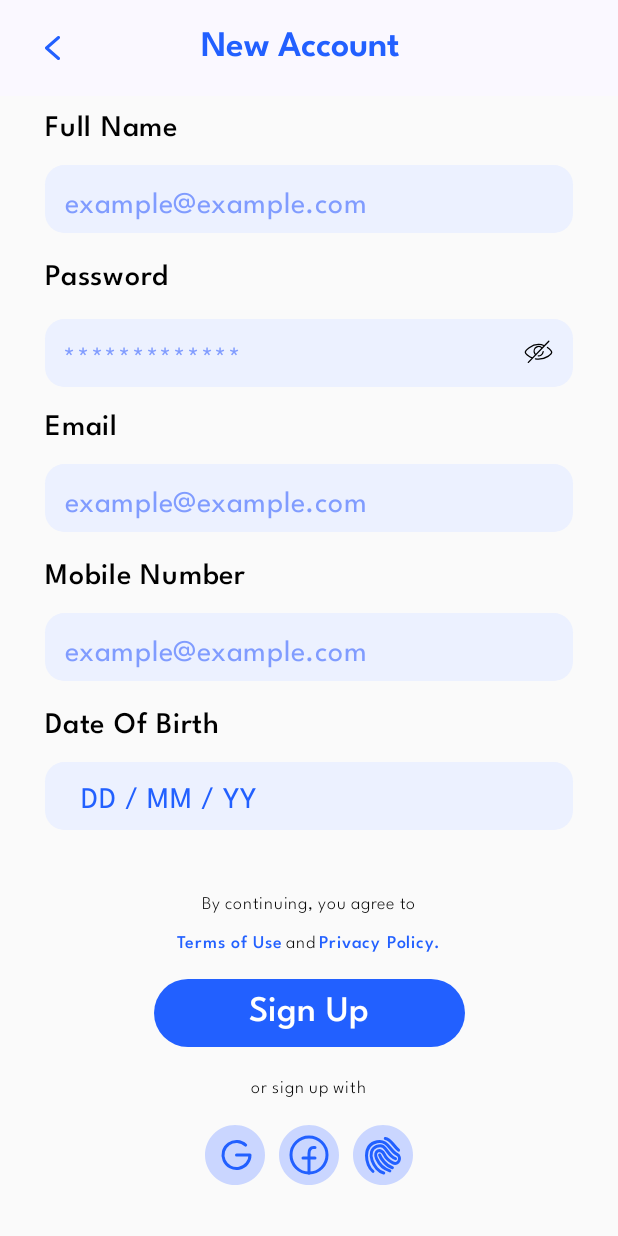
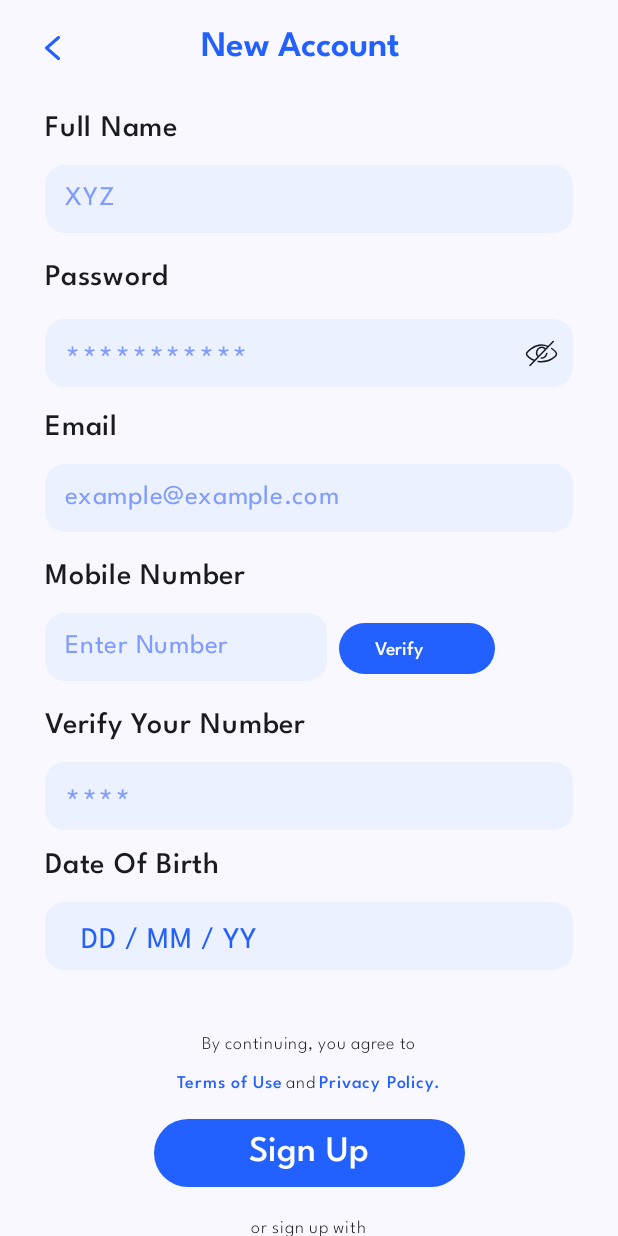
Before and after one commit to KevinGuitarist/Health-Care-App, an Android app built with Jetpack Compose: the screen it shows after launch (MainActivity), after a tap on "Sign Up", on a phone screen of 412 x 824 dp. Run offline under Robolectric (Android 15) with nearby library versions, the phone set to English and light mode, and no system bars; our stand-ins replace Firebase (no records; nobody signed in at launch, a user with empty details on screens opened directly), livedata-compose.

Commit message:
feat (ui) : Improve UI + Add AuthState logic for Signup screen

```diff
--- a/app/build.gradle.kts
+++ b/app/build.gradle.kts
@@ -53,6 +53,7 @@ android {
 }
 
 dependencies {
+    implementation("com.google.firebase:firebase-auth:22.0.0")
     implementation("io.coil-kt:coil-compose:2.1.0")
     implementation("com.google.dagger:hilt-android:2.44")
     implementation(libs.androidx.runtime.livedata)
--- a/app/src/main/java/com/kevinguitarist/healthcareappown1/authentication_ui/Signup.kt
+++ b/app/src/main/java/com/kevinguitarist/healthcareappown1/authentication_ui/Signup.kt
@@ -12,25 +12,34 @@ import androidx.compose.foundation.layout.fillMaxSize
 import androidx.compose.foundation.layout.fillMaxWidth
 import androidx.compose.foundation.layout.height
 import androidx.compose.foundation.layout.padding
+import androidx.compose.foundation.layout.size
 import androidx.compose.foundation.layout.width
 import androidx.compose.foundation.layout.wrapContentSize
+import androidx.compose.foundation.rememberScrollState
 import androidx.compose.foundation.shape.RoundedCornerShape
 import androidx.compose.foundation.text.BasicTextField
+import androidx.compose.foundation.verticalScroll
 import androidx.compose.material3.Button
 import androidx.compose.material3.ButtonDefaults
 import androidx.compose.material3.ExperimentalMaterial3Api
 import androidx.compose.material3.Icon
+import androidx.compose.material3.OutlinedTextFieldDefaults
+import androidx.compose.material3.Scaffold
 import androidx.compose.material3.Text
 import androidx.compose.material3.TopAppBar
 import androidx.compose.runtime.Composable
 import androidx.compose.runtime.getValue
+import androidx.compose.runtime.livedata.observeAsState
 import androidx.compose.runtime.mutableStateOf
+import androidx.compose.runtime.remember
 import androidx.compose.runtime.saveable.rememberSaveable
 import androidx.compose.runtime.setValue
 import androidx.compose.ui.Alignment
 import androidx.compose.ui.Modifier
 import androidx.compose.ui.graphics.Color
+import androidx.compose.ui.platform.LocalContext
 import androidx.compose.ui.res.painterResource
+import androidx.compose.ui.res.stringResource
 import androidx.compose.ui.text.font.Font
 import androidx.compose.ui.text.font.FontFamily
 import androidx.compose.ui.text.input.TextFieldValue
@@ -38,7 +47,9 @@ import androidx.compose.ui.text.style.TextAlign
 import androidx.compose.ui.unit.dp
 import androidx.compose.ui.unit.sp
 import androidx.navigation.NavHostController
+import com.google.firebase.auth.FirebaseAuth
 import com.kevinguitarist.healthcareappown.ui.theme.button_Color
+import com.kevinguitarist.healthcareappown1.LoginScreen
 import com.kevinguitarist.healthcareappown1.R
 import com.kevinguitarist.healthcareappown1.WelcomeScreen
 
@@ -49,10 +60,29 @@ fun signUp(navHostController: NavHostController) {
     var email by rememberSaveable(stateSaver = TextFieldValue.Saver){
         mutableStateOf(TextFieldValue(""))
     }
+    var name by rememberSaveable(stateSaver = TextFieldValue.Saver){
+        mutableStateOf(TextFieldValue(""))
+    }
     var password by rememberSaveable(stateSaver = TextFieldValue.Saver){
         mutableStateOf(TextFieldValue(""))
     }
-    Column(modifier = Modifier.fillMaxSize()) {
+    var mobile_number by rememberSaveable(stateSaver = TextFieldValue.Saver){
+        mutableStateOf(TextFieldValue(""))
+    }
+    var dob by rememberSaveable(stateSaver = TextFieldValue.Saver){
+        mutableStateOf(TextFieldValue(""))
+    }
+    var otp by rememberSaveable(stateSaver = TextFieldValue.Saver){
+        mutableStateOf(TextFieldValue(""))
+    }
+
+    val signUpViewModel = remember { SignUpViewModel() }
+    val authState by signUpViewModel.authState.observeAsState(AuthState.Idle)
+    val context = LocalContext.current
+    val token = stringResource(R.string.web_client_id)
+    val currentUser = FirebaseAuth.getInstance().currentUser
+    Scaffold(
+        topBar = {
             TopAppBar(
                 title = {
                     Box(modifier = Modifier.fillMaxWidth().padding(start = 90.dp)) {
@@ -74,6 +104,14 @@ fun signUp(navHostController: NavHostController) {
                     )
                 }
             )
+        },
+        content = { paddingValues ->
+            Column(
+                modifier = Modifier
+                    .fillMaxSize()
+                    .padding(paddingValues)
+                    .verticalScroll(rememberScrollState()) // Make the column scrollable
+            ){
                 Box(modifier = Modifier.fillMaxSize().padding(start = 30.dp, top = 10.dp, end = 30.dp)){
                     Column(modifier = Modifier.fillMaxWidth()) {
                         Text(text = "Full Name",
@@ -84,8 +122,8 @@ fun signUp(navHostController: NavHostController) {
                         Spacer(modifier = Modifier.height(12.dp))
 
                         BasicTextField(
-                    value = email,
-                    onValueChange = {email = it},
+                            value = name,
+                            onValueChange = {name = it},
                             modifier = Modifier.fillMaxWidth().height(45.dp).background(Color(0xFFECF1FF),
                                 RoundedCornerShape(13.dp)
                             ),
@@ -93,19 +131,21 @@ fun signUp(navHostController: NavHostController) {
                             decorationBox = { innerTextField ->
                                 Box(
                                     modifier = Modifier
-                                .fillMaxWidth().fillMaxHeight()
-                                .padding(top = 15.dp, start = 13.dp, end = 32.dp, bottom = 5.dp)
+                                        .fillMaxSize()
+                                        .padding(start = 13.dp)
                                 ){
-                            if (email.text.isEmpty()) {
+                                    if (name.text.isEmpty()) {
                                         Text(
-                                    modifier =  Modifier.height(30.dp),
-                                    text = "example@example.com",
+                                            modifier =  Modifier.align(Alignment.CenterStart),
+                                            text = "XYZ",
                                             color = Color(0xFF809CFF),
                                             fontFamily = FontFamily(Font(R.font.leaguespartan_regular)),
-                                    fontSize = 20.sp
+                                            fontSize = 18.sp
                                         )
                                     }
+                                    Box(modifier = Modifier.align(Alignment.CenterStart)){
                                         innerTextField()
+                                    }
                                 }
                             }
                         )
@@ -125,27 +165,27 @@ fun signUp(navHostController: NavHostController) {
                             modifier = Modifier.fillMaxWidth().height(45.dp).background(Color(0xFFECF1FF), RoundedCornerShape(13.dp)),
                             maxLines = 1,
                             decorationBox = { innerTextField ->
-                        Row(modifier = Modifier.fillMaxWidth().padding(start = 12.dp, end = 13.dp, top = 14.dp, bottom = 15.dp)){
-                            Box(modifier = Modifier.width(240.dp).height(12.dp).align(Alignment.CenterVertically)) {
+                                Row(modifier = Modifier.fillMaxSize().padding(start = 13.dp, end = 3.dp)){
+                                    Box(modifier = Modifier.fillMaxSize()) {
                                         if (password.text.isEmpty()){
-                                    Text(text = "*************",
-                                        fontSize = 20.sp,
+                                            Text(text = "***********",
+                                                fontSize = 25.sp,
                                                 fontFamily = FontFamily(Font(R.font.leaguespartan_regular)),
-                                        color = Color(0xFF809CFF)
+                                                color = Color(0xFF809CFF),
+                                                modifier = Modifier.align(Alignment.CenterStart).padding(top = 13.dp)
                                             )
                                         }
+                                        Box(modifier = Modifier.align(Alignment.CenterStart).width(240.dp)){
                                             innerTextField()
                                         }
-                            Box(modifier = Modifier
-                                .fillMaxWidth()
-                                .fillMaxHeight(),
-                                contentAlignment = Alignment.TopEnd){
+                                    }
+                                }
+
+                                Box(modifier = Modifier.fillMaxSize().wrapContentSize(Alignment.CenterEnd).padding(end = 10.dp)){
                                     Icon(painter = painterResource(R.drawable.hide_eyeicon),
                                         contentDescription = "HideEye",
                                         modifier = Modifier.clickable {  }
                                     )
-                            }
-
                                 }
                             }
                         )
@@ -169,19 +209,21 @@ fun signUp(navHostController: NavHostController) {
                             decorationBox = { innerTextField ->
                                 Box(
                                     modifier = Modifier
-                                .fillMaxWidth().fillMaxHeight()
-                                .padding(top = 15.dp, start = 13.dp, end = 32.dp, bottom = 5.dp)
+                                        .fillMaxSize()
+                                        .padding(start = 13.dp)
                                 ){
                                     if (email.text.isEmpty()) {
                                         Text(
-                                    modifier =  Modifier.height(30.dp),
+                                            modifier =  Modifier.align(Alignment.CenterStart),
                                             text = "example@example.com",
                                             color = Color(0xFF809CFF),
                                             fontFamily = FontFamily(Font(R.font.leaguespartan_regular)),
-                                    fontSize = 20.sp
+                                            fontSize = 18.sp,
                                         )
                                     }
+                                    Box(modifier = Modifier.align(Alignment.CenterStart)){
                                         innerTextField()
+                                    }
                                 }
                             }
                         )
@@ -195,34 +237,89 @@ fun signUp(navHostController: NavHostController) {
 
                         Spacer(modifier = Modifier.height(12.dp))
 
+                        Row(modifier = Modifier.fillMaxWidth()){
+                            Box(modifier = Modifier.width(188.dp).height(45.dp)){
                                 BasicTextField(
-                    value = email,
-                    onValueChange = {email = it},
-                    modifier = Modifier.fillMaxWidth().height(45.dp).background(Color(0xFFECF1FF),
+                                    value =  mobile_number,
+                                    onValueChange = { mobile_number = it},
+                                    modifier = Modifier.fillMaxWidth().height(45.dp).width(45.dp).background(Color(0xFFECF1FF),
                                         RoundedCornerShape(13.dp)
                                     ),
                                     maxLines = 1,
                                     decorationBox = { innerTextField ->
                                         Box(
-                            modifier = Modifier
-                                .fillMaxWidth().fillMaxHeight()
-                                .padding(top = 15.dp, start = 13.dp, end = 32.dp, bottom = 5.dp)
+                                            modifier = Modifier.fillMaxSize().padding(start = 13.dp)
                                         ){
-                            if (email.text.isEmpty()) {
+                                            if ( mobile_number.text.isEmpty()) {
                                                 Text(
-                                    modifier =  Modifier.height(30.dp),
-                                    text = "example@example.com",
+                                                    text = "Enter Number",
                                                     color = Color(0xFF809CFF),
                                                     fontFamily = FontFamily(Font(R.font.leaguespartan_regular)),
+                                                    fontSize = 18.sp,
+                                                    modifier = Modifier.align(Alignment.CenterStart)
+
+                                                )
+                                            }
+                                            Box(modifier = Modifier.align(Alignment.CenterStart)){
+                                                innerTextField()
+                                            }
+                                        }
+                                    }
+                                )
+                            }
+
+                            Spacer(modifier = Modifier.width(8.dp))
+
+                            Box(modifier = Modifier.width(195.dp).height(45.dp)){
+                                Button(onClick = {  },
+                                    colors = ButtonDefaults.buttonColors(button_Color.Blue),
+                                    modifier = Modifier.width(104.dp).height(34.dp).align(Alignment.CenterStart)
+                                ){
+                                    Text(text = "Verify OTP",
+                                        fontFamily = FontFamily(Font(R.font.leaguespartan_medium)),
+                                        fontSize = 13.sp
+                                    )
+                                }
+                            }
+                        }
+
+                        Spacer(modifier = Modifier.height(18.dp))
+
+                        Text(text = "Verify Your Number",
+                            fontFamily = FontFamily(Font(R.font.leaguespartan_medium)),
                             fontSize = 20.sp
                         )
+
+                        Spacer(modifier = Modifier.height(12.dp))
+
+                        BasicTextField(
+                            value =  otp,
+                            onValueChange = { otp = it},
+                            modifier = Modifier.fillMaxSize().height(45.dp).background(Color(0xFFECF1FF),
+                                RoundedCornerShape(13.dp)
+                            ),
+                            maxLines = 1,
+                            decorationBox = { innerTextField ->
+                                Box(
+                                    modifier = Modifier.fillMaxSize().padding(start = 13.dp)
+                                ){
+                                    if ( otp.text.isEmpty()) {
+                                        Text(
+                                            modifier = Modifier.align(Alignment.CenterStart).padding(top = 13.dp),
+                                            text = "****",
+                                            color = Color(0xFF809CFF),
+                                            fontFamily = FontFamily(Font(R.font.leaguespartan_regular)),
+                                            fontSize = 25.sp
+                                        )
                                     }
+                                    Box(modifier = Modifier.align(Alignment.CenterStart)){
                                         innerTextField()
+                                    }
                                 }
                             }
                         )
 
-                Spacer(modifier = Modifier.height(18.dp))
+                        Spacer(modifier = Modifier.height(12.dp))
 
                         Text(text = "Date Of Birth",
                             fontFamily = FontFamily(Font(R.font.leaguespartan_medium)),
@@ -232,8 +329,8 @@ fun signUp(navHostController: NavHostController) {
                         Spacer(modifier = Modifier.height(12.dp))
 
                         BasicTextField(
-                    value = email,
-                    onValueChange = {email = it},
+                            value = dob,
+                            onValueChange = {dob = it},
                             modifier = Modifier.fillMaxWidth().height(45.dp).background(Color(0xFFECF1FF),
                                 RoundedCornerShape(13.dp)
                             ),
@@ -244,7 +341,7 @@ fun signUp(navHostController: NavHostController) {
                                         .fillMaxWidth().fillMaxHeight()
                                         .padding(top = 14.dp, start = 24.dp, end = 32.dp, bottom = 14.dp)
                                 ){
-                            if (email.text.isEmpty()) {
+                                    if (dob.text.isEmpty()) {
                                         Text(
                                             modifier =  Modifier.height(30.dp).width(144.dp),
                                             text = "DD / MM / YY",
@@ -253,7 +350,9 @@ fun signUp(navHostController: NavHostController) {
                                             fontSize = 20.sp
                                         )
                                     }
+                                    Box(modifier = Modifier.align(Alignment.CenterStart)){
                                         innerTextField()
+                                    }
                                 }
                             }
                         )
@@ -267,7 +366,7 @@ fun signUp(navHostController: NavHostController) {
 
                         Row(modifier = Modifier.fillMaxWidth()) {
                             Box(modifier = Modifier.fillMaxWidth()){
-                        Button(onClick = { },
+                                Button(onClick = { signUpViewModel.handleSignIn(email.text, password.text) },
                                     colors = ButtonDefaults.buttonColors(button_Color.Blue),
                                     modifier = Modifier.width(207.dp).height(45.dp).align(Alignment.TopCenter)
                                 ){
@@ -324,13 +423,41 @@ fun signUp(navHostController: NavHostController) {
 
                         Spacer(modifier = Modifier.height(38.dp))
 
-                AlreadyHaveAnAccount()
+                        AlreadyHaveAnAccount(navHostController)
 
+                        Spacer(modifier = Modifier.height(17.dp))
+
+                        Column(modifier = Modifier.fillMaxWidth()) {
+                            Box(modifier = Modifier.fillMaxWidth().wrapContentSize(Alignment.Center)){
+                                Text(text = "or",
+                                    fontFamily = FontFamily(Font(R.font.leaguespartan_regular)),
+                                    fontSize = 12.sp
+                                )
+                            }
+
+                            Spacer(modifier = Modifier.height(18.dp))
+
+                            Box(modifier = Modifier.fillMaxWidth().wrapContentSize(Alignment.Center)){
+                                Icon(painter = painterResource(R.drawable.doctor_login_button),
+                                    contentDescription = "FingerPrint",
+                                    modifier = Modifier
+                                        .clickable {  }
+                                        .size(45.dp),
+                                    tint = Color.Unspecified
+                                    //    Color(0xFF2260FF)
+                                )
+                            }
+                        }
+
+                        Spacer(modifier = Modifier.height(20.dp))
 
                     }
                 }
             }
         }
+    )
+}
+
 
 @Composable
 fun TermsAndCond(){
@@ -370,7 +497,7 @@ fun TermsAndCond(){
 }
 
 @Composable
-fun AlreadyHaveAnAccount(){
+fun AlreadyHaveAnAccount(navHostController: NavHostController){
     Row(modifier = Modifier.fillMaxWidth().wrapContentSize(Alignment.Center), horizontalArrangement = Arrangement.spacedBy(2.dp)) {
         Box(){
             Text(text = "already have an account?",
@@ -384,7 +511,7 @@ fun AlreadyHaveAnAccount(){
                 fontFamily = FontFamily(Font(R.font.leaguespartan_medium)),
                 color = Color(0xFF2260FF),
                 fontSize = 12.sp,
-                modifier = Modifier.clickable {  }
+                modifier = Modifier.clickable { navHostController.navigate(LoginScreen.route) }
             )
         }
     }
--- a/app/src/main/java/com/kevinguitarist/healthcareappown1/welcomeScreen.kt
+++ b/app/src/main/java/com/kevinguitarist/healthcareappown1/welcomeScreen.kt
@@ -1,5 +1,7 @@
 package com.kevinguitarist.healthcareappown1
 
+import android.app.Activity
+import androidx.activity.compose.BackHandler
 import androidx.compose.foundation.Image
 import androidx.compose.foundation.layout.Box
 import androidx.compose.foundation.layout.Column
@@ -15,6 +17,7 @@ import androidx.compose.runtime.Composable
 import androidx.compose.ui.Alignment
 import androidx.compose.ui.Modifier
 import androidx.compose.ui.graphics.Color
+import androidx.compose.ui.platform.LocalContext
 import androidx.compose.ui.res.painterResource
 import androidx.compose.ui.res.stringResource
 import androidx.compose.ui.text.font.Font
@@ -27,7 +30,10 @@ import com.kevinguitarist.healthcareappown.ui.theme.button_Color
 
 @Composable
 fun welcomeScreen(navHostController: NavHostController){
-
+    val activity = LocalContext.current as? Activity
+    BackHandler {
+        activity?.finish() // Exit the app
+    }
     Box(modifier = Modifier.fillMaxSize()){
         Column(modifier = Modifier.fillMaxSize(),
             horizontalAlignment = Alignment.CenterHorizontally)
```
Also changed, not shown: app/src/main/java/com/kevinguitarist/healthcareappown1/HomePage.kt (+11 -0 lines), app/src/main/java/com/kevinguitarist/healthcareappown1/authentication_ui/EmailPass_Authentication_Logic_Login.kt (added, +44 -0 lines), app/src/main/java/com/kevinguitarist/healthcareappown1/authentication_ui/EmailPass_Authentication_Logic_Signup.kt (renamed from app/src/main/java/com/kevinguitarist/healthcareappown1/authentication_ui/EmailPass_Authentication_Logic.kt, +2 -12 lines), app/src/main/java/com/kevinguitarist/healthcareappown1/authentication_ui/Login.kt (+44 -18 lines), app/src/main/res/drawable/doctor_login_button.png (added). Lines whose indentation alone changed are shown as unchanged.
